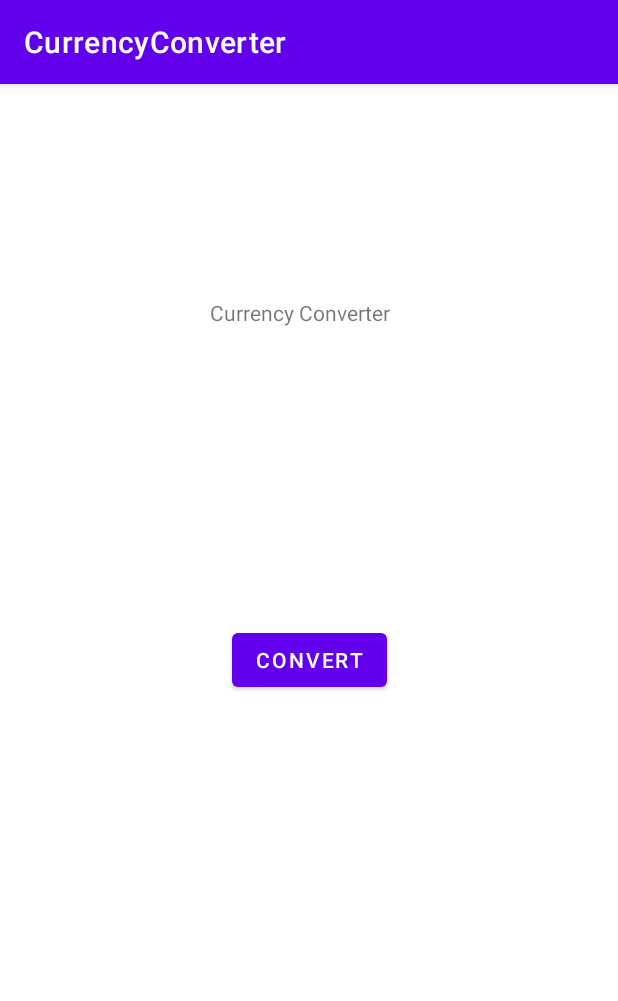
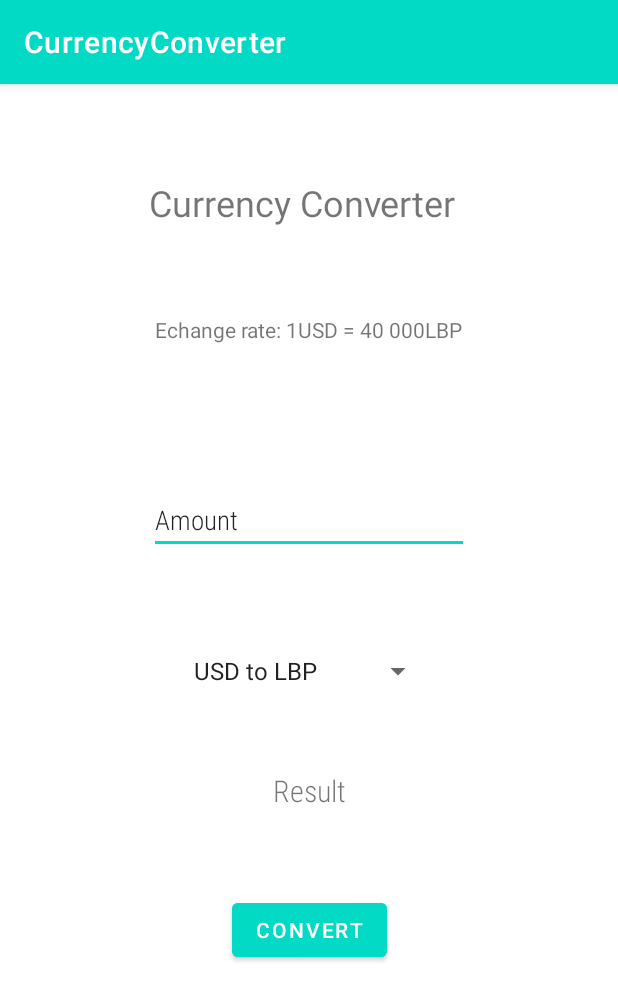
Before and after one commit to elitek7/csc498_currency_converter, an Android app: the Converter screen opened directly, with no data from a screen before it, on a phone screen of 412 x 824 dp. Shown: the top 1001 px of the screen. Run offline under Robolectric (Android 15) with nearby library versions, the phone set to English and light mode, and no system bars; 1 statement that could not run was skipped.

Commit message:
second page drop down menu done

```diff
--- a/app/src/main/java/com/edevs/currencyconverter/Converter.java
+++ b/app/src/main/java/com/edevs/currencyconverter/Converter.java
@@ -1,14 +1,24 @@
 package com.edevs.currencyconverter;
 
 import android.content.Intent;
+import android.graphics.drawable.ColorDrawable;
 import android.os.Bundle;
 import android.view.View;
+import android.widget.AdapterView;
+import android.widget.ArrayAdapter;
+import android.widget.Spinner;
+import android.widget.TextView;
 import android.widget.Toast;
 
 import androidx.appcompat.app.AppCompatActivity;
 
-public class Converter extends AppCompatActivity
+import java.text.DecimalFormat;
+
+public class Converter extends AppCompatActivity implements AdapterView.OnItemSelectedListener
 {
+    Spinner spinner;
+    TextView amount, result;
+
     protected void onCreate(Bundle savedInstanceState)
     {
         super.onCreate(savedInstanceState);
@@ -16,10 +26,47 @@ public class Converter extends AppCompatActivity
         Intent i = getIntent();
         String username = i.getStringExtra("username");
         Toast.makeText(this, username, Toast.LENGTH_LONG).show();
+        getSupportActionBar().setBackgroundDrawable(new ColorDrawable(getResources().getColor(R.color.teal_200)));
+        spinner = findViewById(R.id.spinner);
+        ArrayAdapter<CharSequence> adapter = ArrayAdapter.createFromResource(this, R.array.options, android.R.layout.simple_spinner_item);
+        adapter.setDropDownViewResource(android.R.layout.simple_spinner_dropdown_item);
+        spinner.setAdapter(adapter);
+        spinner.setOnItemSelectedListener(this);
+        amount = findViewById(R.id.amount);
+        result = findViewById(R.id.result);
+
+
     }
 
     public void convert(View view)
     {
+        //local variables:
+        double value; //final result
+        final int rate= 40000; //exchange rate
+        //Retrieving the selected option
+        String option = spinner.getSelectedItem().toString();
+        if(option.equals("USD to LBP"))
+        {
+            value = Double.parseDouble(amount.getText().toString())*rate;
+            DecimalFormat df = new DecimalFormat("#");
+            df.setMaximumFractionDigits(2);
+            result.setText(df.format(value) + " LBP");
+        }
+
         Toast.makeText(this, "converting", Toast.LENGTH_LONG).show();
+
+    }
+
+
+    @Override
+    public void onItemSelected(AdapterView<?> adapterView, View view, int i, long l)
+    {
+
+    }
+
+    @Override
+    public void onNothingSelected(AdapterView<?> adapterView)
+    {
+
     }
 }
--- a/app/src/main/java/com/edevs/currencyconverter/MainActivity.java
+++ b/app/src/main/java/com/edevs/currencyconverter/MainActivity.java
@@ -26,7 +26,6 @@ public class MainActivity extends AppCompatActivity {
 
         String username_input = username.getText().toString();
         String password_input = password.getText().toString();
-        Toast.makeText(getApplicationContext(), "Hello", Toast.LENGTH_LONG).show();
 
         if(username_input.equals("user.leb") && password_input.equals("123456"))
         {
--- a/app/src/main/res/layout/activity_converter.xml
+++ b/app/src/main/res/layout/activity_converter.xml
@@ -6,14 +6,16 @@
     android:layout_height="match_parent">
 
     <Button
-        android:id="@+id/convert"
+        android:id="@+id/convert_btn"
         android:layout_width="wrap_content"
         android:layout_height="wrap_content"
         android:text="Convert"
+        android:backgroundTint="@color/teal_200"
         app:layout_constraintBottom_toBottomOf="parent"
         app:layout_constraintEnd_toEndOf="parent"
         app:layout_constraintStart_toStartOf="parent"
-        app:layout_constraintTop_toTopOf="parent" />
+        app:layout_constraintTop_toTopOf="parent"
+        app:layout_constraintVertical_bias="0.75" />
 
     <TextView
         android:id="@+id/textView"
@@ -21,10 +23,68 @@
         android:layout_height="wrap_content"
         android:layout_marginBottom="24dp"
         android:text="Currency Converter"
-        app:layout_constraintBottom_toTopOf="@+id/convert"
+        android:textSize="24sp"
+        app:layout_constraintBottom_toTopOf="@+id/convert_btn"
         app:layout_constraintEnd_toEndOf="parent"
         app:layout_constraintHorizontal_bias="0.48"
         app:layout_constraintStart_toStartOf="parent"
         app:layout_constraintTop_toTopOf="parent"
-        app:layout_constraintVertical_bias="0.45" />
+        app:layout_constraintVertical_bias="0.13" />
+
+    <TextView
+        android:id="@+id/textView2"
+        android:layout_width="wrap_content"
+        android:layout_height="wrap_content"
+        android:layout_marginTop="54dp"
+        android:layout_marginBottom="8dp"
+        android:text="Echange rate: 1USD = 40 000LBP"
+        app:layout_constraintBottom_toTopOf="@+id/amount"
+        app:layout_constraintEnd_toEndOf="parent"
+        app:layout_constraintStart_toStartOf="parent"
+        app:layout_constraintTop_toBottomOf="@+id/textView"
+        app:layout_constraintVertical_bias="0.57" />
+
+    <EditText
+        android:id="@+id/amount"
+        android:layout_width="wrap_content"
+        android:layout_height="wrap_content"
+        android:layout_marginTop="82dp"
+        android:layout_marginBottom="222dp"
+        android:ems="10"
+        android:fontFamily="sans-serif-condensed-light"
+        android:inputType="textPersonName"
+        android:text="Amount"
+        app:layout_constraintBottom_toTopOf="@+id/convert_btn"
+        app:layout_constraintEnd_toEndOf="parent"
+        app:layout_constraintStart_toStartOf="parent"
+        app:layout_constraintTop_toBottomOf="@+id/textView2" />
+
+    <Spinner
+        android:id="@+id/spinner"
+        android:layout_width="168dp"
+        android:layout_height="61dp"
+        android:layout_marginTop="39dp"
+        android:layout_marginBottom="118dp"
+        app:layout_constraintBottom_toTopOf="@+id/convert_btn"
+        app:layout_constraintEnd_toEndOf="parent"
+        app:layout_constraintHorizontal_bias="0.497"
+        app:layout_constraintStart_toStartOf="parent"
+        app:layout_constraintTop_toBottomOf="@+id/amount"
+        app:layout_constraintVertical_bias="1.0" />
+
+    <TextView
+        android:id="@+id/result"
+        android:layout_width="wrap_content"
+        android:layout_height="wrap_content"
+        android:layout_marginTop="39dp"
+        android:layout_marginBottom="59dp"
+        android:fontFamily="sans-serif-condensed-light"
+        android:text="Result"
+        android:textSize="20sp"
+        app:layout_constraintBottom_toTopOf="@+id/convert_btn"
+        app:layout_constraintEnd_toEndOf="parent"
+        app:layout_constraintStart_toStartOf="parent"
+        app:layout_constraintTop_toBottomOf="@+id/spinner"
+        app:layout_constraintVertical_bias="0.53" />
+
 </androidx.constraintlayout.widget.ConstraintLayout>
--- a/app/src/main/res/layout/activity_main.xml
+++ b/app/src/main/res/layout/activity_main.xml
@@ -49,14 +49,13 @@
         android:layout_marginTop="50dp"
         android:layout_marginBottom="170dp"
         android:background="@drawable/custom_input"
-        android:paddingStart="12dp"
-        android:paddingEnd="12dp"
+        android:drawableStart="@drawable/custom_lock_icon"
         android:ems="10"
-        android:drawableStart="@drawable/custom_lock_icon"
         android:fontFamily="sans-serif-condensed-light"
         android:inputType="textPassword"
         android:minHeight="48dp"
-        android:text="password"
+        android:paddingStart="12dp"
+        android:paddingEnd="12dp"
         app:layout_constraintBottom_toTopOf="@+id/login"
         app:layout_constraintEnd_toEndOf="parent"
         app:layout_constraintStart_toStartOf="parent"
--- a/app/src/main/res/values/strings.xml
+++ b/app/src/main/res/values/strings.xml
@@ -2,4 +2,8 @@
     <string name="app_name">CurrencyConverter</string>
     <string name="username">Username</string>
     <string name="password">Password</string>
+    <string-array name="options">
+        <item>USD to LBP</item>
+        <item>LBP to USD</item>
+    </string-array>
 </resources>
```
